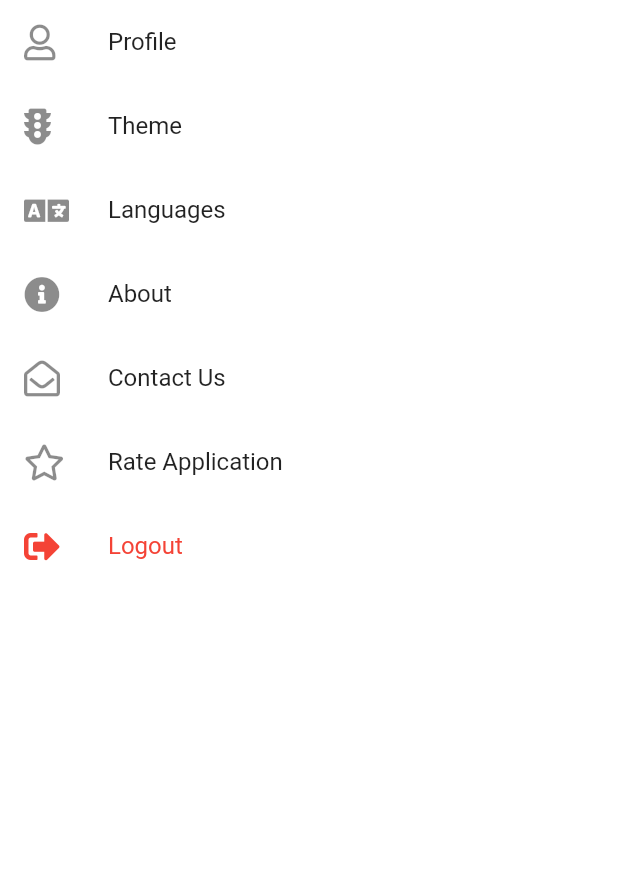
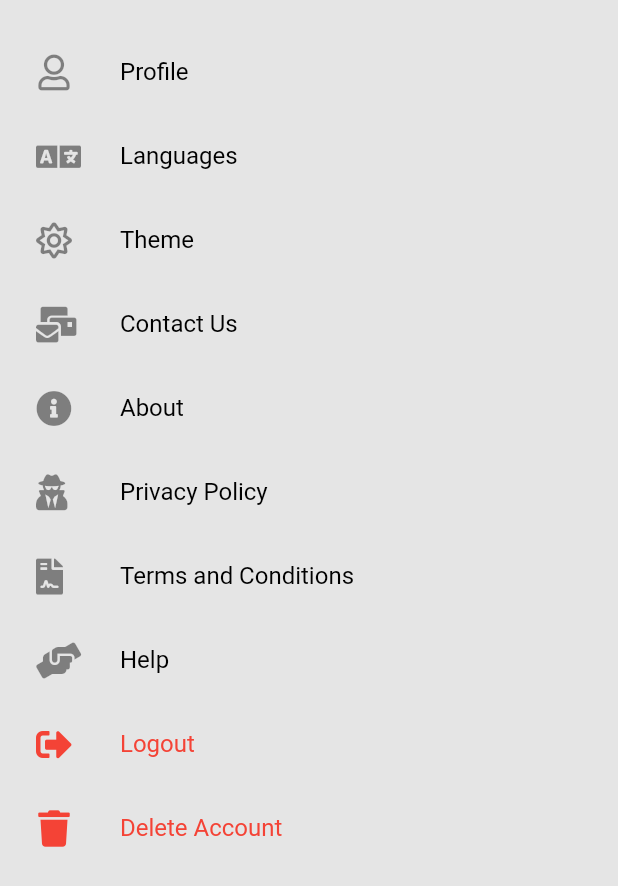
Before and after one commit to FatihDursunUzer1/task_time_tracker, a Flutter app: the SettingsView screen opened directly, on a phone screen of 412 x 824 dp. Shown: the top 886 px of the screen. Run offline on Flutter 3.47's test engine with Material 2 defaults, Android fonts, the light colour scheme and no system bars; our stand-ins replace cloud_firestore, easy_localization, firebase_auth, firebase_core, flutter_signin_button, fluttertoast and 4 more; accounts and stored records are empty.

Commit message:
settings page design logout function moved to settings color constants convert rgb from hexadecimal

```diff
--- a/assets/translations/en-US.json
+++ b/assets/translations/en-US.json
@@ -44,5 +44,6 @@
     "turkish":"Turkish",
     "all":"All",
     "today":"Today",
-    "timer_reset_question":"Are you sure you want to reset timer?"
+    "timer_reset_question":"Are you sure you want to reset timer?",
+    "hello":"Hello"
 }
--- a/assets/translations/tr-TR.json
+++ b/assets/translations/tr-TR.json
@@ -44,5 +44,6 @@
     "turkish":"Türkçe",
     "all":"Hepsi",
     "today":"Bugün",
-    "timer_reset_question":"Süre sıfırlanacak, devam etmek istiyor musunuz?"
+    "timer_reset_question":"Süre sıfırlanacak, devam etmek istiyor musunuz?",
+    "hello":"Merhaba"
 }
--- a/lib/core/application/constants/color_constants.dart
+++ b/lib/core/application/constants/color_constants.dart
@@ -7,17 +7,20 @@ class ColorConstants {
   static const Color timerCardDark = Color(0xFF424242);
   static const Color timerCardLight = Color(0xFFE0E0E0);
   //deeppurple color
-  static const Color scaffoldBackGround = Color(0xE5E5E5);
-  static const Color scaffoldBackGroundDark = Color(0x000);
+  //static const Color scaffoldBackGround = Color(0xE5E5E5);
+  //e5e5e5 rgb values
+  static const Color scaffoldBackGround = Color.fromRGBO(229, 229, 229, 1);
+  static const Color scaffoldBackGroundDark = Colors.black;
   static const Color darkBlue = Color(0xFF1B143F);
-  static const Color customPink = Color(0xFD5B71);
-  static const Color customBlue = Color(0x3D4ABA);
-  static const Color customGreen = Color(0x07E092);
-  static const Color customLightGrey = Color(0xFAFAFF);
-  static const Color customBlack = Color(0x070417);
-  static const Color customPurple = Color(0x9B51E0);
-  static const Color customOrange = Color(0xFFA656);
-  static const Color customDark = Color(0x18152C);
-  static const Color customBlueLinear = Color(0x3D4ABA);
-  static const Color customPurpleRadial = Color(0x7012CE);
+  //static const Color customPink = Color(0xFD5B71);
+  static const Color customPink = Color.fromRGBO(253, 91, 113, 1);
+  static const Color customBlue = Color.fromRGBO(61, 74, 186, 1);
+  static const Color customPurple = Color.fromRGBO(112, 18, 206, 1);
+  static const Color customGreen = Color.fromRGBO(7, 224, 146, 1);
+  static const Color customLightGrey = Color.fromRGBO(250, 250, 255, 1);
+  static const Color customBlack = Color.fromRGBO(7, 4, 23, 1);
+  static const Color customOrange = Color.fromRGBO(255, 166, 86, 1);
+  static const Color customDark = Color.fromRGBO(24, 21, 44, 1);
+  static const Color customBlueLinear = Color.fromRGBO(61, 74, 186, 1);
+  static const Color customPurpleRadial = Color.fromRGBO(112, 18, 206, 1);
 }
--- a/lib/presentation/views/settings/settings_view.dart
+++ b/lib/presentation/views/settings/settings_view.dart
@@ -3,9 +3,14 @@ import 'package:flutter/material.dart';
 import 'package:flutter/src/widgets/framework.dart';
 import 'package:flutter/src/widgets/placeholder.dart';
 import 'package:font_awesome_flutter/font_awesome_flutter.dart';
+import 'package:provider/provider.dart';
 import 'package:task_time_tracker/core/application/constants/page_constants.dart';
 import 'package:task_time_tracker/core/application/navigation/navigation_service.dart';
+import 'package:task_time_tracker/infrastructure/repositories/user_repository.dart';
 import 'package:task_time_tracker/presentation/generated/locale_keys.g.dart';
+import 'package:task_time_tracker/presentation/widgets/functional_app_bar.dart';
+
+import '../home/home_view_model.dart';
 
 class SettingsView extends StatefulWidget {
   const SettingsView({super.key});
@@ -21,51 +26,113 @@ class _SettingsViewState extends State<SettingsView> {
         body: Center(
       child: Column(
         children: [
-          ListTile(
-            leading: FaIcon(FontAwesomeIcons.user),
-            title: Text(LocaleKeys.profile.tr()),
+          const SizedBox(
+            height: 20,
           ),
-          GestureDetector(
+          customListTile(
+              icon: const Icon(FontAwesomeIcons.user),
+              text: LocaleKeys.profile.tr(),
+              onTap: () {
+                NavigationService.instance
+                    .navigateToPage(path: PageConstants.profile);
+              }),
+          customListTile(
+              icon: const Icon(FontAwesomeIcons.language),
+              text: LocaleKeys.languages.tr(),
+              onTap: () {
+                NavigationService.instance
+                    .navigateToPage(path: PageConstants.languages);
+              }),
+          customListTile(
+              icon: const Icon(FontAwesomeIcons.sun),
+              text: LocaleKeys.theme.tr(),
               onTap: () {
                 NavigationService.instance
                     .navigateToPage(path: PageConstants.theme);
-            },
-            child: ListTile(
-              leading: FaIcon(FontAwesomeIcons.trafficLight),
-              title: Text(LocaleKeys.theme.tr()),
-            ),
-          ),
-          GestureDetector(
-            onTap: () {
-              NavigationService.instance.navigateToPage(path: '/languages');
-            },
-            child: ListTile(
-              leading: FaIcon(FontAwesomeIcons.language),
-              title: Text(LocaleKeys.languages.tr()),
-            ),
-          ),
-          ListTile(
-            leading: FaIcon(FontAwesomeIcons.infoCircle),
-            title: Text(LocaleKeys.about.tr()),
-          ),
-          ListTile(
-            leading: FaIcon(FontAwesomeIcons.envelopeOpen),
-            title: Text(LocaleKeys.contact_us.tr()),
-          ),
-          ListTile(
-            title: Text(LocaleKeys.rate_application.tr()),
-            leading: FaIcon(FontAwesomeIcons.star),
-          ),
-          ListTile(
+              }),
+          customListTile(
+              icon: const Icon(FontAwesomeIcons.mailBulk),
+              text: LocaleKeys.contact_us.tr(),
+              onTap: () {}),
+          customListTile(
+              icon: const Icon(FontAwesomeIcons.infoCircle),
+              text: LocaleKeys.about.tr(),
+              onTap: () {}),
+          customListTile(
+              icon: FaIcon(FontAwesomeIcons.userSecret),
+              //text: LocaleKeys.privacy_policy.tr(),
+              text: 'Privacy Policy',
+              onTap: () {}),
+          customListTile(
+              icon: FaIcon(FontAwesomeIcons.fileContract),
+              text: 'Terms and Conditions',
+              onTap: () {}),
+          customListTile(
+              icon: FaIcon(FontAwesomeIcons.handsHelping),
+              text: 'Help',
+              onTap: () {}),
+          customListTile(
               textColor: Colors.red,
-            leading: FaIcon(
+              icon: const Icon(
                 FontAwesomeIcons.signOutAlt,
                 color: Colors.red,
               ),
-            title: Text(LocaleKeys.logout.tr()),
+              text: LocaleKeys.logout.tr(),
+              onTap: () {
+                return showDialog(
+                    context: context,
+                    builder: (context) => AlertDialog(
+                          title: Text(LocaleKeys.logout_message.tr()),
+                          actions: [
+                            TextButton(
+                                onPressed: () {
+                                  Navigator.pop(context);
+                                },
+                                child: Text(LocaleKeys.no.tr())),
+                            TextButton(
+                                onPressed: () {
+                                  UserRepository.instance.signOut();
+                                  context
+                                      .read<HomeViewModel>()
+                                      .setCurrentNavBarIndex(0);
+                                  NavigationService.instance
+                                      .navigateToPageClear(PageConstants.login);
+                                },
+                                child: Text(LocaleKeys.yes.tr())),
+                          ],
+                        ));
+                /* NavigationService.instance
+                .navigateToPageClear(PageConstants.login); */
+              }),
+          customListTile(
+              textColor: Colors.red,
+              icon: const Icon(
+                FontAwesomeIcons.trash,
+                color: Colors.red,
               ),
+              //text: LocaleKeys.deleteAccount.tr(),
+              text: 'Delete Account',
+              onTap: () {}),
         ],
       ),
     ));
   }
+
+  customListTile(
+      {required Widget icon,
+      required String text,
+      required Function onTap,
+      Color? textColor}) {
+    return Padding(
+      padding: const EdgeInsets.fromLTRB(8.0, 0, 8, 0),
+      child: ListTile(
+        textColor: textColor ?? Colors.black,
+        onTap: () {
+          onTap();
+        },
+        leading: icon,
+        title: Text(text),
+      ),
+    );
   }
+}
```
Also changed, not shown: lib/presentation/views/home/home_view.dart (+11 -7 lines), lib/presentation/widgets/functional_app_bar.dart (+0 -34 lines), lib/presentation/generated/locale_keys.g.dart. Lines whose indentation alone changed are shown as unchanged.
